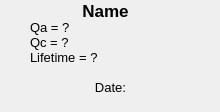
This is sbndprmdaq/data_display.ui in marcodeltutto/SBNDPurityMonitorDAQ as Qt 5 draws it before an edit. The edited form follows.
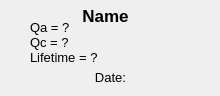
This is the edited form.

```diff
--- a/sbndprmdaq/data_display.ui
+++ b/sbndprmdaq/data_display.ui
@@ -7,7 +7,7 @@
     <x>0</x>
     <y>0</y>
     <width>220</width>
-    <height>112</height>
+    <height>96</height>
    </rect>
   </property>
   <property name="windowTitle">
@@ -41,7 +41,7 @@
     <property name="geometry">
      <rect>
       <x>60</x>
-      <y>0</y>
+      <y>5</y>
       <width>91</width>
       <height>21</height>
      </rect>
@@ -64,9 +64,9 @@
     <property name="geometry">
      <rect>
       <x>10</x>
-      <y>80</y>
+      <y>70</y>
       <width>201</width>
-      <height>21</height>
+      <height>16</height>
      </rect>
     </property>
     <property name="font">
```
